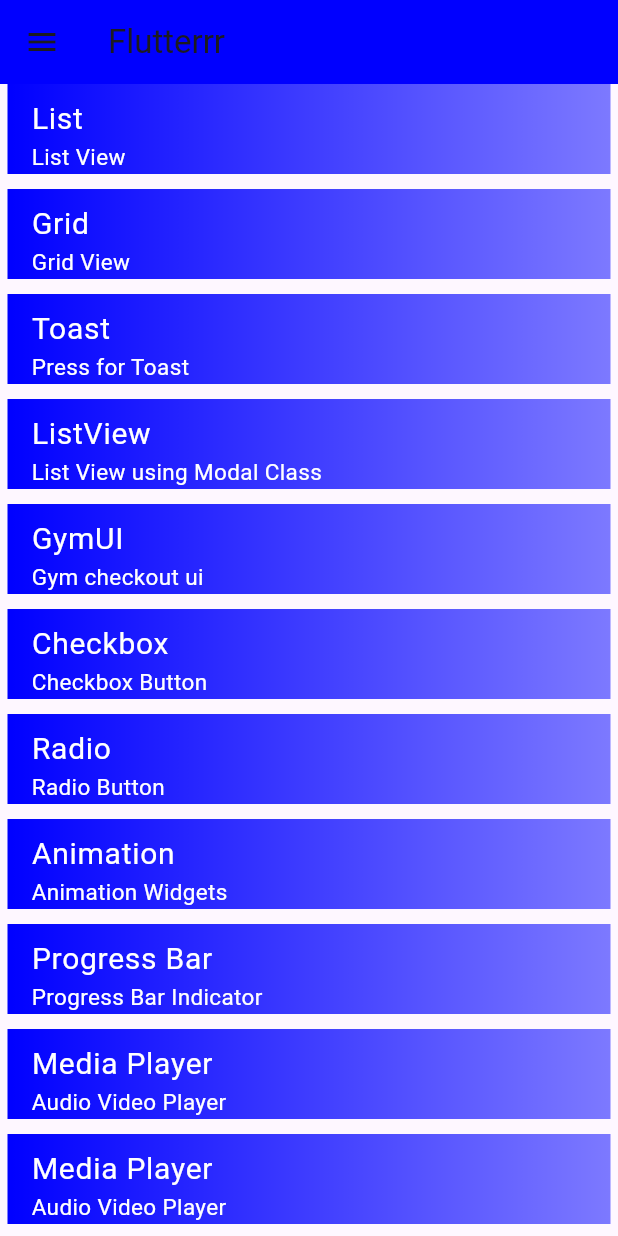
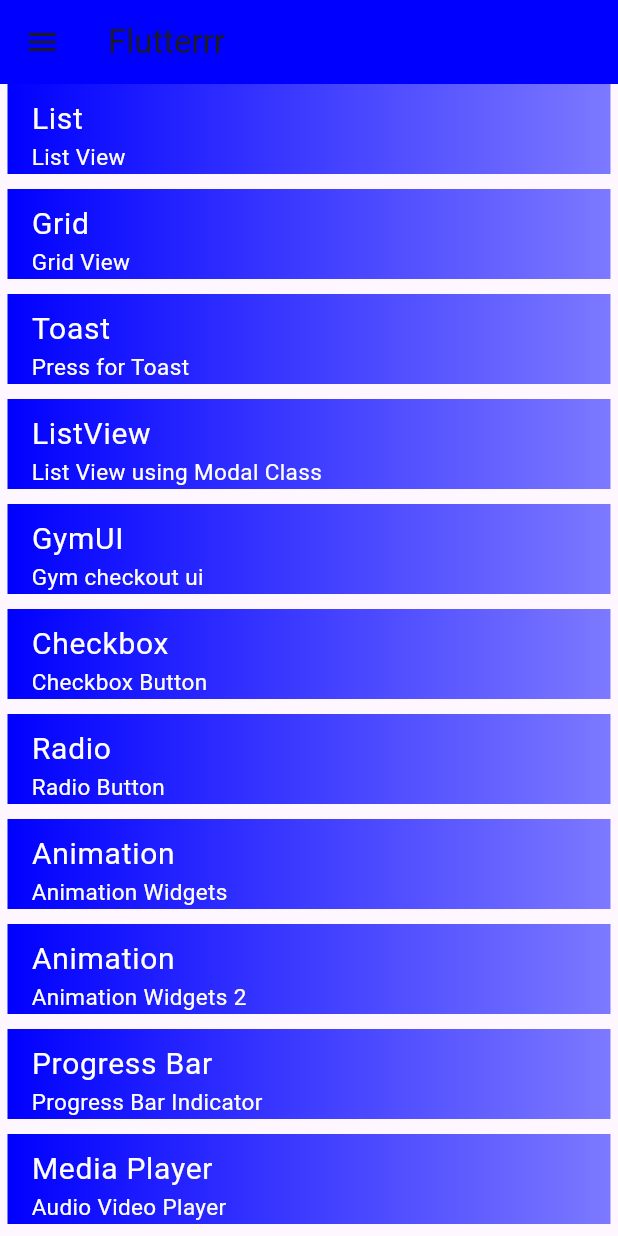
Before and after one commit to AtharvaParadkar/Flutterrr, a Flutter app: the screen it shows after launch, on a phone screen of 412 x 824 dp. Run offline on Flutter 3.47's test engine with Material 3 defaults, Android fonts, the phone set to English and light mode, and no system bars; our stand-ins replace another_carousel_pro, audioplayers, carousel_slider, flick_video_player, fluttertoast, gap and 4 more; missing offline and left inert: qr_code_scanner; network calls fail.

Commit message:
Rotation Animation

```diff
--- a/lib/home.dart
+++ b/lib/home.dart
@@ -1,6 +1,7 @@
 // ignore_for_file: unused_import
 
 import 'package:flutter/material.dart';
+import 'package:flutter_application/widgets/animation/rotate_animation.dart';
 import 'package:flutter_application/widgets/animation/pagerouteanimation.dart';
 import 'package:flutter_application/gymui.dart';
 import 'package:flutter_application/widgets/animation/animation.dart';
@@ -109,6 +110,13 @@ class _MyHomePageState extends State<MyHomePage> {
               'Animation Widgets',
               () => _navigation(context, const AnimationWidget()),
             ),
+            const SizedBox(height: 10),
+            listtilewidget(
+              context,
+              'Animation',
+              'Animation Widgets 2',
+                  () => _navigation(context, const RotationAnimation()),
+            ),
             // const SizedBox(height: 10),
             // listtilewidget(
             //   context,
@@ -140,8 +148,8 @@ class _MyHomePageState extends State<MyHomePage> {
             const SizedBox(height: 10),
             listtilewidget(
               context,
-              'Media Player',
-              'Audio Video Player',
+              'Upi Animation',
+              'Gpay Success Animation',
               () => _navigation(context, const UpiAnimation()),
             ),
           ],
```
Also changed, not shown: lib/widgets/animation/rotate_animation.dart (added, +38 -0 lines), lib/widgets/animation/animation2.dart (deleted).
